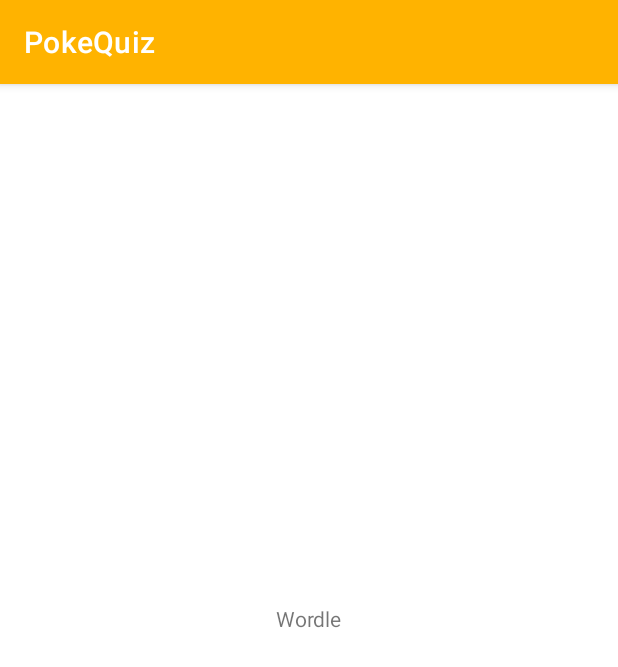
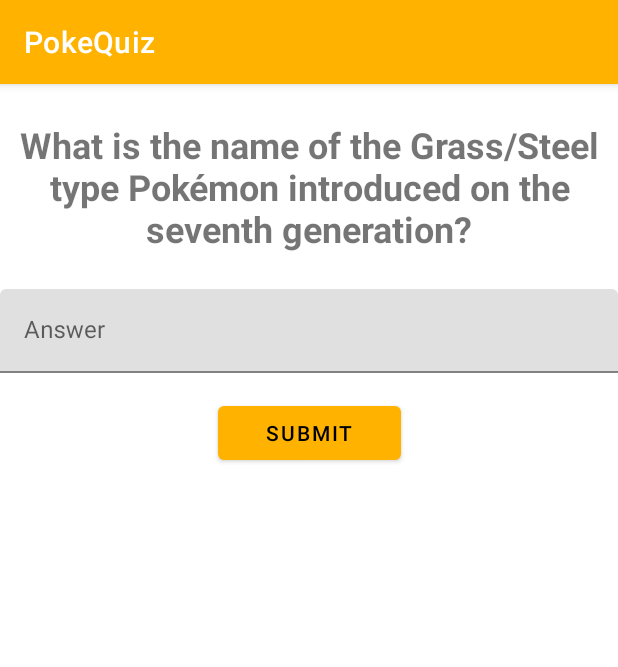
Before and after one commit to JosepDev23/PokeArcade, an Android app: the PokequizFragment screen opened through its navigation route, on a phone screen of 412 x 824 dp. Shown: the top 667 px of the screen. Run offline under Robolectric (Android 15) with nearby library versions, the phone set to English and light mode, and no system bars; our stand-ins replace Dagger/Hilt's generated code, Room's generated code, navigation-ui.

Commit message:
logica de victoria va fina

```diff
--- a/app/src/main/java/dadm/pokearcade/ui/pokequiz/PokequizFragment.kt
+++ b/app/src/main/java/dadm/pokearcade/ui/pokequiz/PokequizFragment.kt
@@ -3,11 +3,15 @@ package dadm.pokearcade.ui.pokequiz
 import android.os.Bundle
 import android.view.View
 import androidx.fragment.app.Fragment
+import androidx.fragment.app.activityViewModels
 import androidx.fragment.app.viewModels
+import androidx.lifecycle.lifecycleScope
 import dadm.pokearcade.R
 import dadm.pokearcade.databinding.FragmentPokequizBinding
 import dadm.pokearcade.domain.model.Quiz
+import dadm.pokearcade.ui.login.LoginViewModel
 import dagger.hilt.android.AndroidEntryPoint
+import kotlinx.coroutines.launch
 
 /**
  * The UI fragment of the Pokemon Wordle game. It contains the logic to
@@ -22,12 +26,26 @@ class PokequizFragment : Fragment(R.layout.fragment_pokequiz) {
     private val quiz get() = _quiz!!
 
     private val viewModel: PokequizViewModel by viewModels()
-
+    private val loginViewModel: LoginViewModel by activityViewModels()
 
     override fun onViewCreated(view: View, savedInstanceState: Bundle?) {
         super.onViewCreated(view, savedInstanceState)
         _binding = FragmentPokequizBinding.bind(view)
 
         _quiz = viewModel.getRandomQuiz()
+
+        binding.questionTextView.text = quiz.question
+
+        binding.submitButton.setOnClickListener {
+            if (binding.answerTextInputEditText.text.toString() == quiz.response) {
+                lifecycleScope.launch {
+                    loginViewModel.handleVictory()
+                }
+            } else {
+                lifecycleScope.launch {
+                    loginViewModel.handleLose()
+                }
+            }
+        }
     }
 }
--- a/app/src/main/java/dadm/pokearcade/ui/pokequiz/PokequizViewModel.kt
+++ b/app/src/main/java/dadm/pokearcade/ui/pokequiz/PokequizViewModel.kt
@@ -4,13 +4,16 @@ import android.app.Application
 import android.content.Context
 import androidx.lifecycle.ViewModel
 import dadm.pokearcade.R
+import dadm.pokearcade.data.users.UsersRepository
 import dadm.pokearcade.domain.model.Difficulty
 import dadm.pokearcade.domain.model.Quiz
 import dagger.hilt.android.lifecycle.HiltViewModel
 import javax.inject.Inject
 
 @HiltViewModel
-class PokequizViewModel @Inject constructor(application: Application) : ViewModel() {
+class PokequizViewModel @Inject constructor(
+    application: Application
+) : ViewModel() {
     val context: Context = application.applicationContext
     private val quizzes: List<Quiz> = listOf(
         Quiz(
--- a/app/src/main/res/layout/fragment_pokequiz.xml
+++ b/app/src/main/res/layout/fragment_pokequiz.xml
@@ -1,17 +1,52 @@
 <?xml version="1.0" encoding="utf-8"?>
 <androidx.constraintlayout.widget.ConstraintLayout xmlns:android="http://schemas.android.com/apk/res/android"
     xmlns:app="http://schemas.android.com/apk/res-auto"
+    xmlns:tools="http://schemas.android.com/tools"
     android:layout_width="match_parent"
     android:layout_height="match_parent">
 
     <com.google.android.material.textview.MaterialTextView
-        android:id="@+id/textView"
+        android:id="@+id/questionTextView"
         android:layout_width="wrap_content"
         android:layout_height="wrap_content"
-        android:text="@string/Wordle"
-        app:layout_constraintBottom_toBottomOf="parent"
+        app:layout_constraintTop_toTopOf="parent"
+        app:layout_constraintStart_toStartOf="parent"
+        app:layout_constraintEnd_toEndOf="parent"
+        android:layout_marginTop="16dp"
+        android:textSize="24sp"
+        android:textAlignment="center"
+        android:textStyle="bold"
+        android:padding="8dp" />
+
+    <com.google.android.material.textfield.TextInputLayout
+        android:id="@+id/answerTextInputLayout"
+        android:layout_width="0dp"
+        android:layout_height="wrap_content"
+        android:hint="@string/answer"
+        app:layout_constraintTop_toBottomOf="@id/questionTextView"
+        app:layout_constraintStart_toStartOf="parent"
+        app:layout_constraintEnd_toEndOf="parent"
+        android:layout_marginTop="16dp">
+
+        <com.google.android.material.textfield.TextInputEditText
+            android:id="@+id/answerTextInputEditText"
+            android:layout_width="match_parent"
+            android:layout_height="wrap_content"
+            android:inputType="text"
+            android:maxLines="1" />
+
+    </com.google.android.material.textfield.TextInputLayout>
+
+    <com.google.android.material.button.MaterialButton
+        android:id="@+id/submitButton"
+        android:layout_width="wrap_content"
+        android:layout_height="wrap_content"
+        android:text="@string/submit"
+        app:layout_constraintTop_toBottomOf="@id/answerTextInputLayout"
         app:layout_constraintEnd_toEndOf="parent"
         app:layout_constraintStart_toStartOf="parent"
-        app:layout_constraintTop_toTopOf="parent" />
+        android:layout_marginTop="16dp"
+        android:paddingStart="32dp"
+        android:paddingEnd="32dp" />
 
 </androidx.constraintlayout.widget.ConstraintLayout>
--- a/app/src/main/res/values/strings.xml
+++ b/app/src/main/res/values/strings.xml
@@ -47,4 +47,6 @@
     <string name="paldea">Paldea</string>
     <string name="kartana">Kartana</string>
     <string name="kekrom">Zekrom</string>
+    <string name="answer">Answer</string>
+    <string name="submit">Submit</string>
 </resources>
```
Also changed, not shown: app/src/main/java/dadm/pokearcade/ui/login/LoginViewModel.kt (+25 -0 lines).
